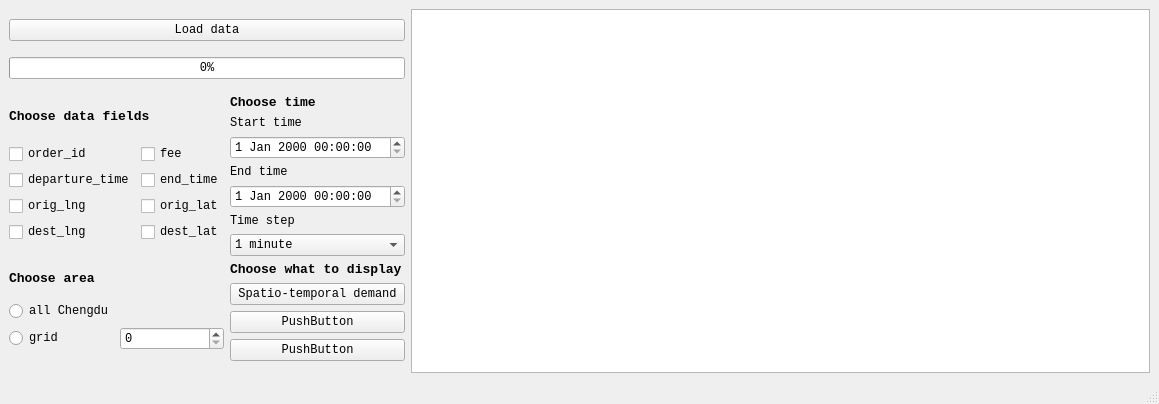
Qt form finalProject/mainwindow.ui (ADSWT518/ride-hailing-analyzer) before a commit.
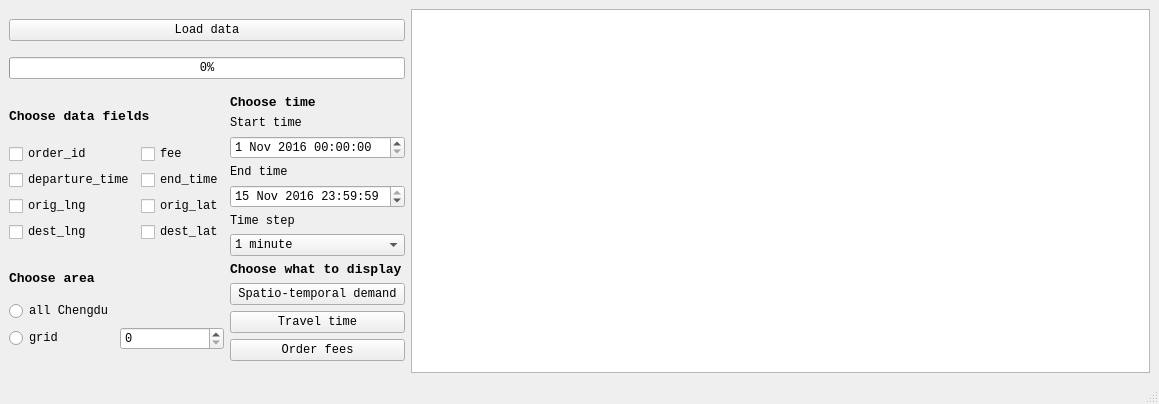
The same form after that commit. Custom widgets are drawn as their Qt base class.

What changed in the file:
```diff
--- a/finalProject/mainwindow.ui
+++ b/finalProject/mainwindow.ui
@@ -275,7 +275,35 @@
              </widget>
             </item>
             <item>
-             <widget class="QDateTimeEdit" name="startTimeEdit"/>
+             <widget class="QDateTimeEdit" name="startTimeEdit">
+              <property name="date">
+               <date>
+                <year>2016</year>
+                <month>11</month>
+                <day>1</day>
+               </date>
+              </property>
+              <property name="maximumDateTime">
+               <datetime>
+                <hour>23</hour>
+                <minute>59</minute>
+                <second>59</second>
+                <year>2016</year>
+                <month>11</month>
+                <day>15</day>
+               </datetime>
+              </property>
+              <property name="minimumDateTime">
+               <datetime>
+                <hour>0</hour>
+                <minute>0</minute>
+                <second>0</second>
+                <year>2016</year>
+                <month>11</month>
+                <day>1</day>
+               </datetime>
+              </property>
+             </widget>
             </item>
             <item>
              <widget class="QLabel" name="label_5">
@@ -291,7 +319,45 @@
              </widget>
             </item>
             <item>
-             <widget class="QDateTimeEdit" name="endTimeEdit"/>
+             <widget class="QDateTimeEdit" name="endTimeEdit">
+              <property name="dateTime">
+               <datetime>
+                <hour>23</hour>
+                <minute>59</minute>
+                <second>59</second>
+                <year>2016</year>
+                <month>11</month>
+                <day>15</day>
+               </datetime>
+              </property>
+              <property name="time">
+               <time>
+                <hour>23</hour>
+                <minute>59</minute>
+                <second>59</second>
+               </time>
+              </property>
+              <property name="maximumDateTime">
+               <datetime>
+                <hour>23</hour>
+                <minute>59</minute>
+                <second>59</second>
+                <year>2016</year>
+                <month>11</month>
+                <day>15</day>
+               </datetime>
+              </property>
+              <property name="minimumDateTime">
+               <datetime>
+                <hour>0</hour>
+                <minute>0</minute>
+                <second>0</second>
+                <year>2016</year>
+                <month>11</month>
+                <day>1</day>
+               </datetime>
+              </property>
+             </widget>
             </item>
             <item>
              <widget class="QLabel" name="label_6">
@@ -384,14 +450,14 @@
             <item>
              <widget class="QPushButton" name="pushButton_3">
               <property name="text">
-               <string>PushButton</string>
+               <string>Travel time</string>
               </property>
              </widget>
             </item>
             <item>
              <widget class="QPushButton" name="pushButton_4">
               <property name="text">
-               <string>PushButton</string>
+               <string>Order fees</string>
               </property>
              </widget>
             </item>
```
Left out of the diff: 16 changed lines with no effect on the pictures.
